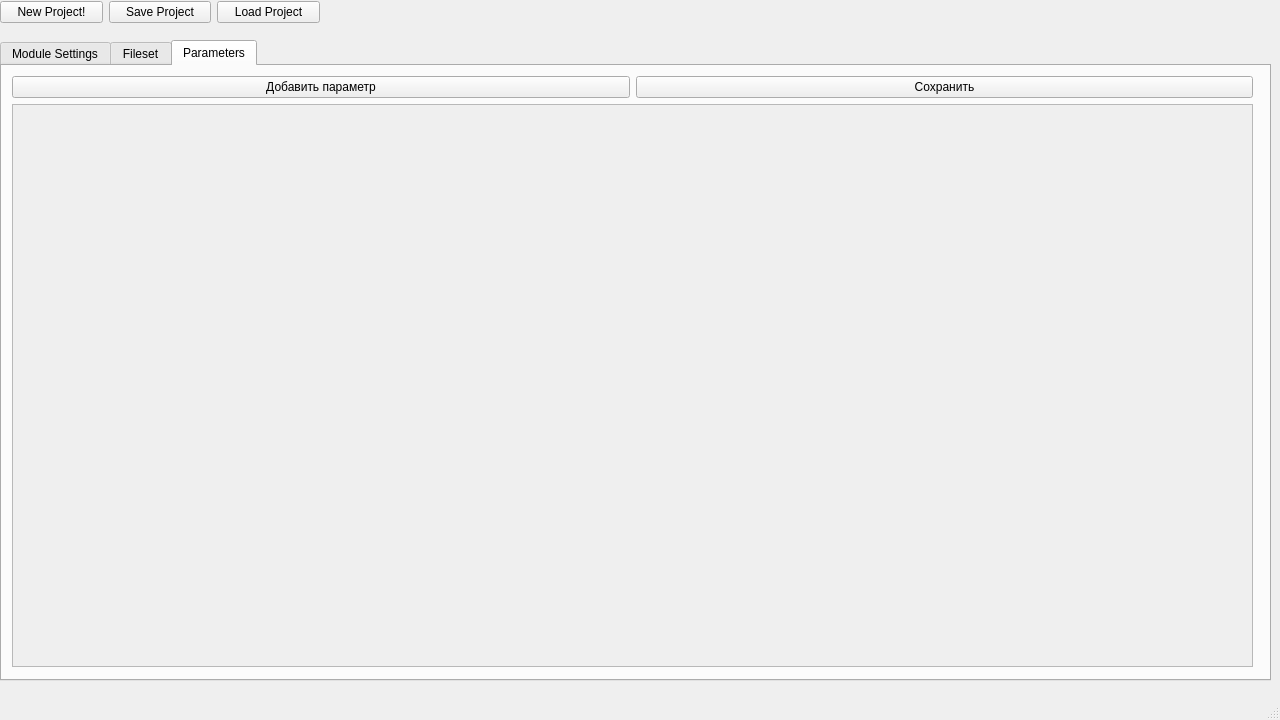
Qt form gui_files/mainwindow.ui (NazarovDA/tcl-reader-creator) before a commit.
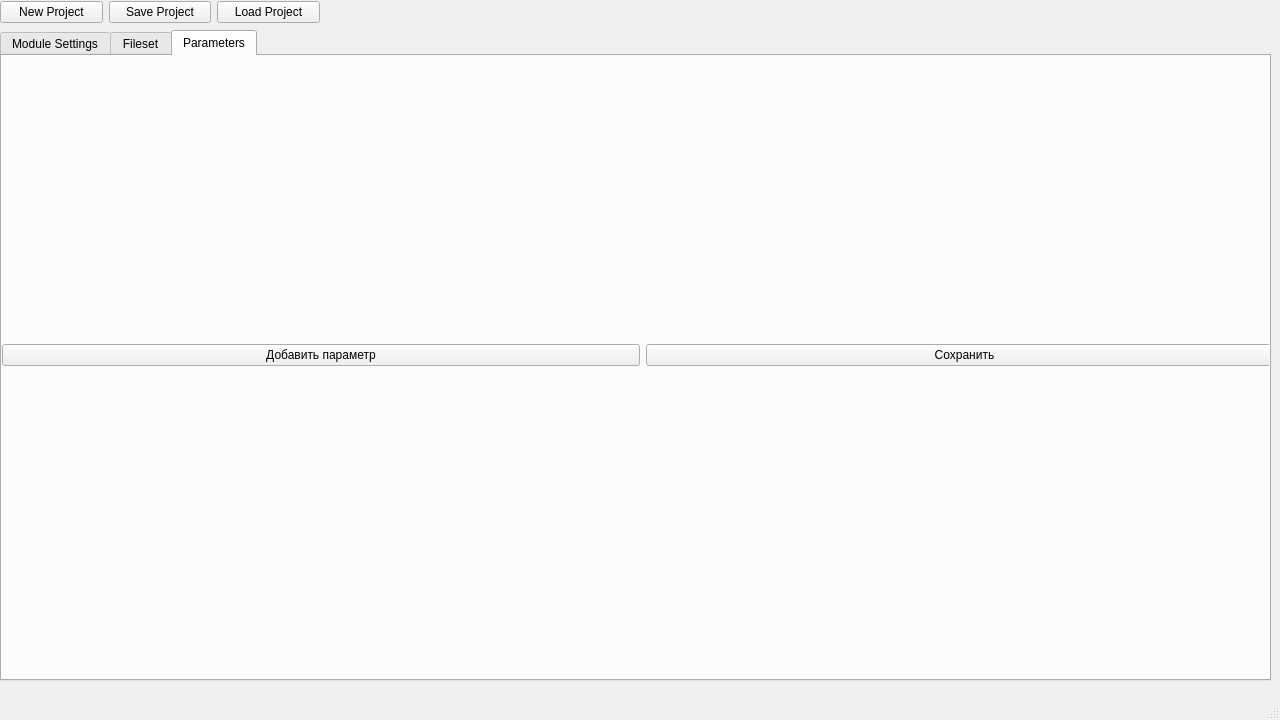
The same form after that commit.

```diff
--- a/gui_files/mainwindow.ui
+++ b/gui_files/mainwindow.ui
@@ -48,7 +48,7 @@
      <item>
       <widget class="QPushButton" name="newProjectButton">
        <property name="text">
-        <string>New Project!</string>
+        <string>New Project</string>
        </property>
       </widget>
      </item>
@@ -75,9 +75,9 @@
     <property name="geometry">
      <rect>
       <x>0</x>
-      <y>40</y>
+      <y>30</y>
       <width>1271</width>
-      <height>641</height>
+      <height>651</height>
      </rect>
     </property>
     <property name="currentIndex">
@@ -162,10 +162,10 @@
      <widget class="QWidget" name="verticalLayoutWidget_6">
       <property name="geometry">
        <rect>
-        <x>10</x>
-        <y>10</y>
-        <width>1241</width>
-        <height>591</height>
+        <x>0</x>
+        <y>-1</y>
+        <width>1281</width>
+        <height>601</height>
        </rect>
       </property>
       <layout class="QVBoxLayout" name="ParametersSettingVLayout">
@@ -187,26 +187,6 @@
          </item>
         </layout>
        </item>
-       <item>
-        <widget class="QScrollArea" name="scrollArea">
-         <property name="widgetResizable">
-          <bool>true</bool>
-         </property>
-         <widget class="QWidget" name="scrollAreaWidget">
-          <property name="enabled">
-           <bool>false</bool>
-          </property>
-          <property name="geometry">
-           <rect>
-            <x>0</x>
-            <y>0</y>
-            <width>1237</width>
-            <height>556</height>
-           </rect>
-          </property>
-         </widget>
-        </widget>
-       </item>
       </layout>
      </widget>
     </widget>
```
Left out of the diff: 11 changed lines with no effect on the pictures.
